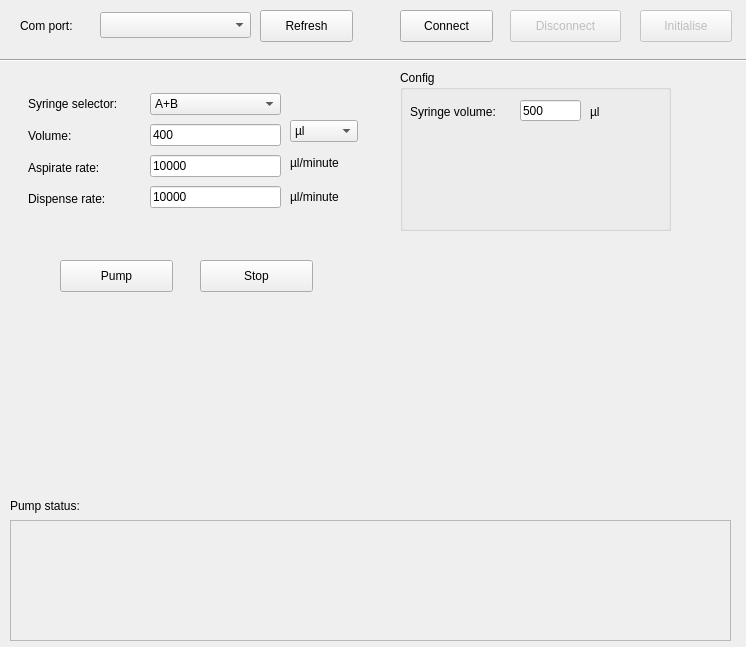
Old version of the form main.ui in the repository BenPorebski/microlab500.
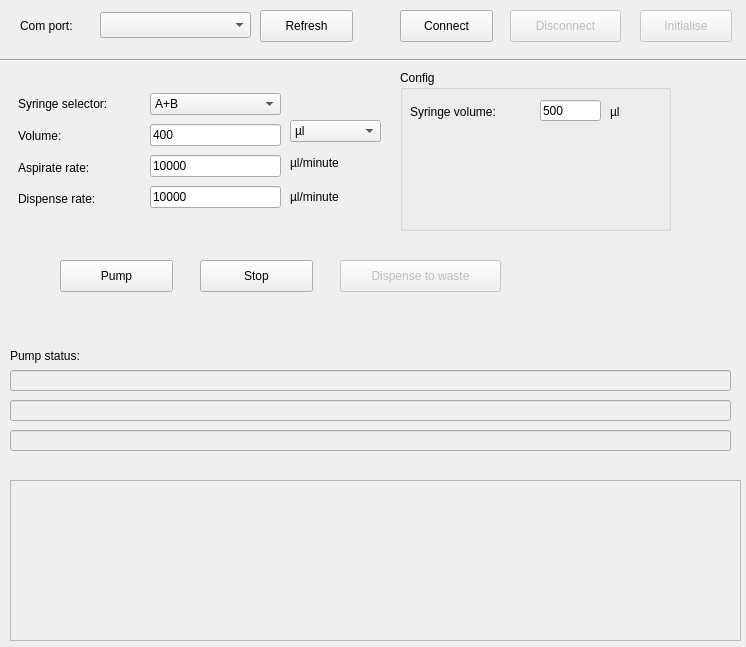
New version of the form.

Patch:
```diff
--- a/main.ui
+++ b/main.ui
@@ -72,25 +72,6 @@
      <bool>false</bool>
     </property>
    </widget>
-   <widget class="QPlainTextEdit" name="plainTextEdit">
-    <property name="enabled">
-     <bool>false</bool>
-    </property>
-    <property name="geometry">
-     <rect>
-      <x>10</x>
-      <y>520</y>
-      <width>721</width>
-      <height>121</height>
-     </rect>
-    </property>
-    <property name="undoRedoEnabled">
-     <bool>false</bool>
-    </property>
-    <property name="readOnly">
-     <bool>true</bool>
-    </property>
-   </widget>
    <widget class="QPushButton" name="commDisconnect">
     <property name="enabled">
      <bool>false</bool>
@@ -143,8 +124,8 @@
     <property name="geometry">
      <rect>
       <x>10</x>
-      <y>490</y>
-      <width>91</width>
+      <y>340</y>
+      <width>101</width>
       <height>31</height>
      </rect>
     </property>
@@ -155,8 +136,8 @@
    <widget class="QLabel" name="pumpStatus">
     <property name="geometry">
      <rect>
-      <x>100</x>
-      <y>490</y>
+      <x>120</x>
+      <y>340</y>
       <width>241</width>
       <height>31</height>
      </rect>
@@ -194,9 +175,9 @@
    <widget class="QWidget" name="layoutWidget">
     <property name="geometry">
      <rect>
-      <x>28</x>
+      <x>18</x>
       <y>91</y>
-      <width>121</width>
+      <width>131</width>
       <height>121</height>
      </rect>
     </property>
@@ -300,7 +281,7 @@
       <rect>
        <x>10</x>
        <y>30</y>
-       <width>119</width>
+       <width>121</width>
        <height>24</height>
       </rect>
      </property>
@@ -311,7 +292,7 @@
     <widget class="QLineEdit" name="config_syringe_volume">
      <property name="geometry">
       <rect>
-       <x>120</x>
+       <x>140</x>
        <y>30</y>
        <width>61</width>
        <height>21</height>
@@ -324,9 +305,9 @@
     <widget class="QLabel" name="label_11">
      <property name="geometry">
       <rect>
-       <x>190</x>
+       <x>210</x>
        <y>30</y>
-       <width>79</width>
+       <width>51</width>
        <height>24</height>
       </rect>
      </property>
@@ -335,12 +316,12 @@
      </property>
     </widget>
    </widget>
-   <widget class="QWidget" name="">
+   <widget class="QWidget" name="layoutWidget">
     <property name="geometry">
      <rect>
       <x>290</x>
       <y>120</y>
-      <width>68</width>
+      <width>91</width>
       <height>91</height>
      </rect>
     </property>
@@ -375,6 +356,113 @@
      </item>
     </layout>
    </widget>
+   <widget class="QLineEdit" name="current_task">
+    <property name="enabled">
+     <bool>false</bool>
+    </property>
+    <property name="geometry">
+     <rect>
+      <x>10</x>
+      <y>370</y>
+      <width>721</width>
+      <height>21</height>
+     </rect>
+    </property>
+    <property name="acceptDrops">
+     <bool>false</bool>
+    </property>
+    <property name="text">
+     <string/>
+    </property>
+   </widget>
+   <widget class="QLineEdit" name="time_progress">
+    <property name="enabled">
+     <bool>false</bool>
+    </property>
+    <property name="geometry">
+     <rect>
+      <x>10</x>
+      <y>430</y>
+      <width>721</width>
+      <height>21</height>
+     </rect>
+    </property>
+    <property name="acceptDrops">
+     <bool>false</bool>
+    </property>
+    <property name="text">
+     <string/>
+    </property>
+   </widget>
+   <widget class="QLineEdit" name="task_progress">
+    <property name="enabled">
+     <bool>false</bool>
+    </property>
+    <property name="geometry">
+     <rect>
+      <x>10</x>
+      <y>400</y>
+      <width>721</width>
+      <height>21</height>
+     </rect>
+    </property>
+    <property name="acceptDrops">
+     <bool>false</bool>
+    </property>
+    <property name="text">
+     <string/>
+    </property>
+   </widget>
+   <widget class="QPlainTextEdit" name="log_data_view">
+    <property name="enabled">
+     <bool>false</bool>
+    </property>
+    <property name="geometry">
+     <rect>
+      <x>10</x>
+      <y>480</y>
+      <width>731</width>
+      <height>161</height>
+     </rect>
+    </property>
+    <property name="focusPolicy">
+     <enum>Qt::NoFocus</enum>
+    </property>
+    <property name="acceptDrops">
+     <bool>false</bool>
+    </property>
+    <property name="inputMethodHints">
+     <set>Qt::ImhNone</set>
+    </property>
+    <property name="frameShape">
+     <enum>QFrame::StyledPanel</enum>
+    </property>
+    <property name="frameShadow">
+     <enum>QFrame::Sunken</enum>
+    </property>
+    <property name="undoRedoEnabled">
+     <bool>false</bool>
+    </property>
+    <property name="readOnly">
+     <bool>true</bool>
+    </property>
+   </widget>
+   <widget class="QPushButton" name="pumpDispense">
+    <property name="enabled">
+     <bool>false</bool>
+    </property>
+    <property name="geometry">
+     <rect>
+      <x>340</x>
+      <y>260</y>
+      <width>161</width>
+      <height>32</height>
+     </rect>
+    </property>
+    <property name="text">
+     <string>Dispense to waste</string>
+    </property>
+   </widget>
    <zorder>commConnect</zorder>
    <zorder>layoutWidget</zorder>
    <zorder>layoutWidget</zorder>
```
Left out of the diff: 10 changed lines with no effect on the pictures.
